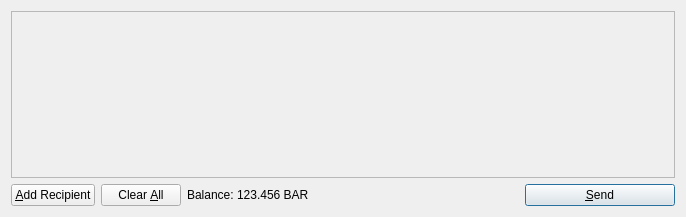
Old version of the form src/qt/forms/sendcoinsdialog.ui in the repository dallen6/bluecoin.
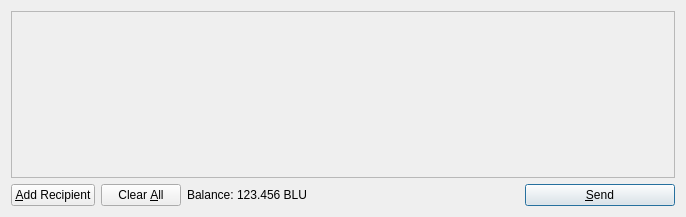
New version of the form. Icons and pictures are not drawn.

Diff of the .ui file:
```diff
--- a/src/qt/forms/sendcoinsdialog.ui
+++ b/src/qt/forms/sendcoinsdialog.ui
@@ -119,7 +119,7 @@
           <cursorShape>IBeamCursor</cursorShape>
          </property>
          <property name="text">
-          <string>123.456 BAR</string>
+          <string>123.456 BLU</string>
          </property>
          <property name="textInteractionFlags">
           <set>Qt::LinksAccessibleByMouse|Qt::TextSelectableByKeyboard|Qt::TextSelectableByMouse</set>
```
